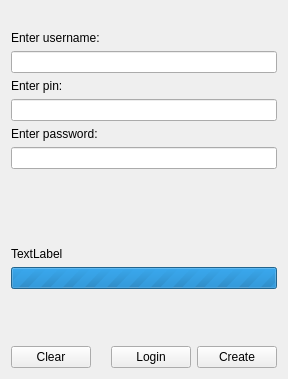
First picture: the form in src/qt/ui/login.ui, repository maidsafe-archive/MaidSafe-Encrypt, before the edit.
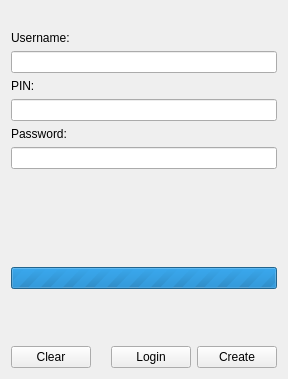
Second picture: the form after the edit. Icons and pictures are not drawn.

The edit to the form file:
```diff
--- a/src/qt/ui/login.ui
+++ b/src/qt/ui/login.ui
@@ -43,7 +43,7 @@
    <item>
     <widget class="QLabel" name="label">
      <property name="text">
-      <string>Enter username:</string>
+      <string>Username:</string>
      </property>
     </widget>
    </item>
@@ -69,7 +69,7 @@
    <item>
     <widget class="QLabel" name="label_2">
      <property name="text">
-      <string>Enter pin:</string>
+      <string>PIN:</string>
      </property>
     </widget>
    </item>
@@ -98,7 +98,7 @@
    <item>
     <widget class="QLabel" name="label_3">
      <property name="text">
-      <string>Enter password:</string>
+      <string>Password:</string>
      </property>
     </widget>
    </item>
@@ -153,7 +153,7 @@
    <item>
     <widget class="QLabel" name="progress_label">
      <property name="text">
-      <string>TextLabel</string>
+      <string></string>
      </property>
     </widget>
    </item>
```
Left out of the diff: 10 changed lines with no effect on the pictures.
